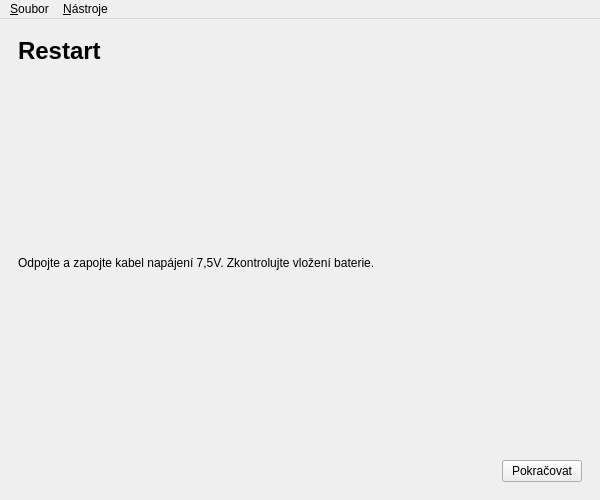
The window that gui/installer.ui (turris-cz/rtools-gui) describes before a commit, drawn with Qt 5.
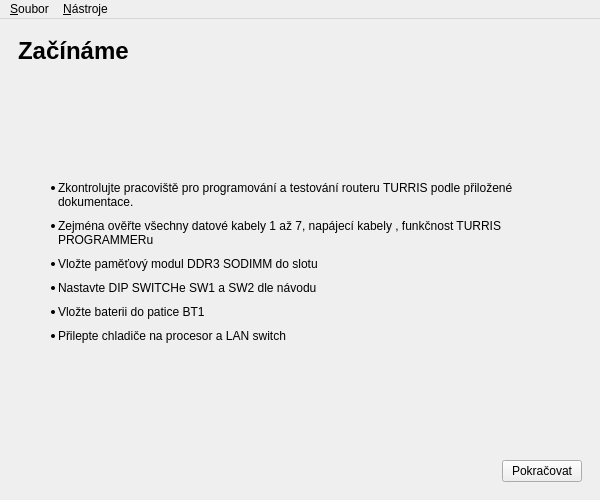
The same window after the commit. The open tabs and pages were chosen to show the change. Icons and pictures are not drawn.

Commit message: removed restart after cpld flashed as it is no longer needed (cpld restarts itself correctly at the end)

What changed in the file:
```diff
--- a/gui/installer.ui
+++ b/gui/installer.ui
@@ -235,57 +235,6 @@
         </item>
        </layout>
       </widget>
-      <widget class="QWidget" name="stepReset">
-       <layout class="QVBoxLayout" name="verticalLayout_13">
-        <item>
-         <widget class="QLabel" name="label_19">
-          <property name="text">
-           <string>&lt;h1&gt;Restart&lt;/h1&gt;</string>
-          </property>
-         </widget>
-        </item>
-        <item>
-         <widget class="QLabel" name="label_24">
-          <property name="sizePolicy">
-           <sizepolicy hsizetype="Preferred" vsizetype="Preferred">
-            <horstretch>1</horstretch>
-            <verstretch>1</verstretch>
-           </sizepolicy>
-          </property>
-          <property name="text">
-           <string>Odpojte a zapojte kabel napájení 7,5V. Zkontrolujte vložení baterie.</string>
-          </property>
-          <property name="wordWrap">
-           <bool>true</bool>
-          </property>
-         </widget>
-        </item>
-        <item>
-         <layout class="QHBoxLayout" name="horizontalLayout_9">
-          <item>
-           <spacer name="horizontalSpacer_8">
-            <property name="orientation">
-             <enum>Qt::Horizontal</enum>
-            </property>
-            <property name="sizeHint" stdset="0">
-             <size>
-              <width>40</width>
-              <height>20</height>
-             </size>
-            </property>
-           </spacer>
-          </item>
-          <item>
-           <widget class="QPushButton" name="resetToThree">
-            <property name="text">
-             <string>Pokračovat</string>
-            </property>
-           </widget>
-          </item>
-         </layout>
-        </item>
-       </layout>
-      </widget>
       <widget class="QWidget" name="stepThree">
        <layout class="QVBoxLayout" name="verticalLayout_6">
         <item>
```
The commit also changes 2 other files.
